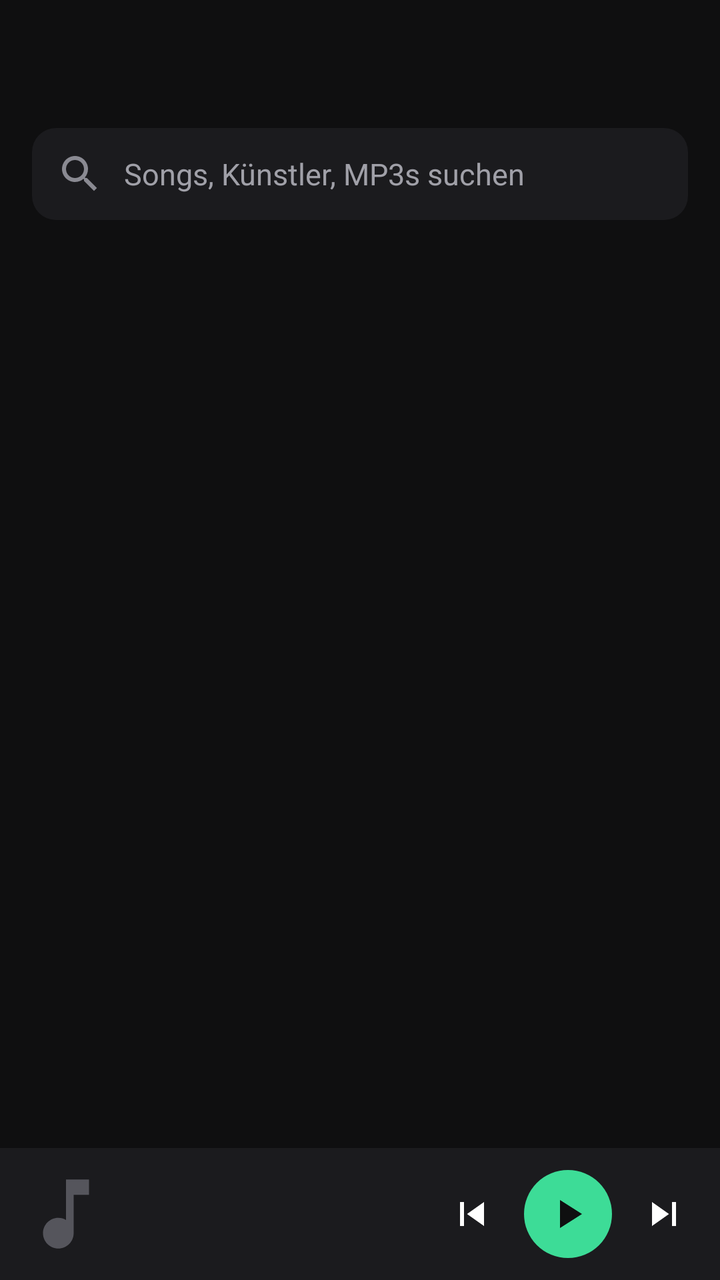
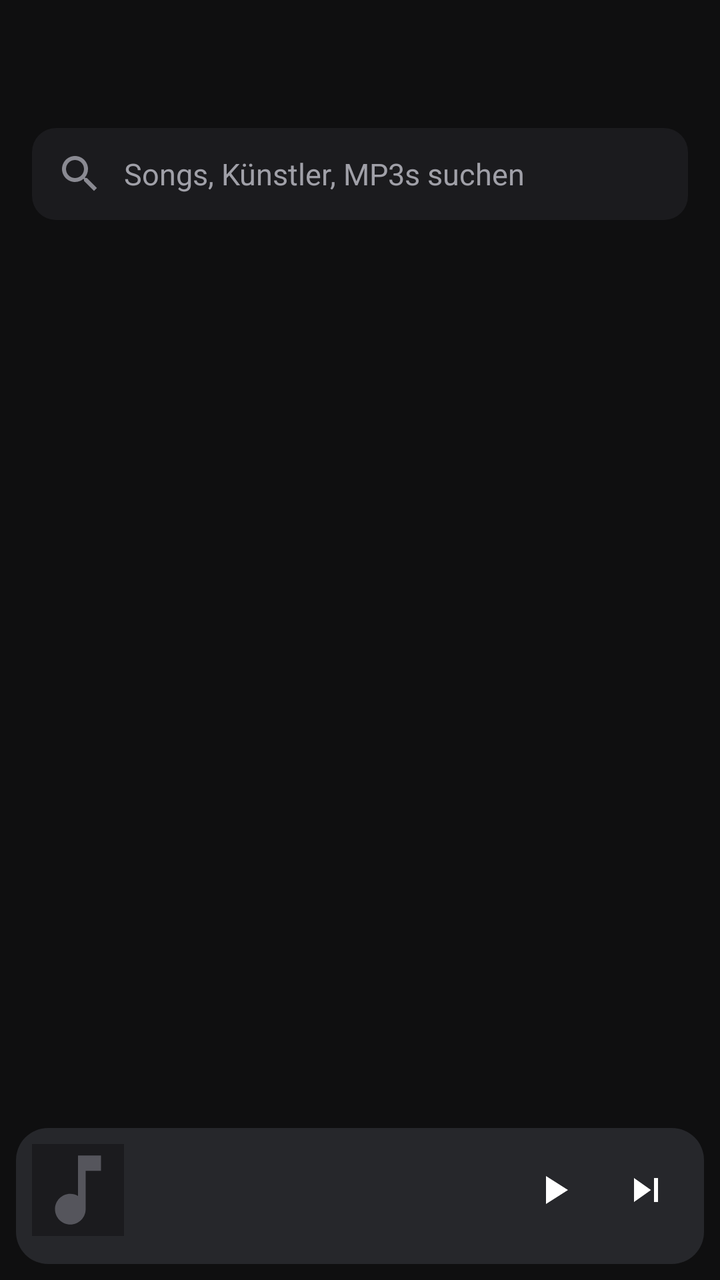

Screens rendered from an Android XML layout before and after an edit, with the pre-edit source and the edit as a unified diff.
<!-- AndroidManifest.xml: application theme AppTheme -->
<!-- res/layout/activity_main.xml -->
<?xml version="1.0" encoding="utf-8"?>
<LinearLayout xmlns:android="http://schemas.android.com/apk/res/android"
    android:layout_width="match_parent" android:layout_height="match_parent"
    android:background="@color/bg" android:fitsSystemWindows="true" android:orientation="vertical">

    
    <LinearLayout android:layout_width="match_parent" android:layout_height="64dp"
        android:gravity="center_vertical" android:orientation="horizontal"
        android:paddingStart="8dp" android:paddingEnd="16dp">
        <ImageButton android:id="@+id/back" android:layout_width="48dp" android:layout_height="48dp"
            android:background="?android:attr/selectableItemBackgroundBorderless" android:contentDescription="Zurück"
            android:src="@drawable/ic_back" android:visibility="gone" />
        <TextView android:id="@+id/header_title" android:layout_width="0dp" android:layout_height="wrap_content"
            android:layout_weight="1" android:ellipsize="end" android:paddingStart="8dp" android:singleLine="true"
            android:textColor="@color/text" android:textSize="26sp" android:textStyle="bold" />
    </LinearLayout>

    
    <EditText android:id="@+id/search" android:layout_width="match_parent" android:layout_height="46dp"
        android:layout_marginStart="16dp" android:layout_marginEnd="16dp" android:layout_marginBottom="8dp"
        android:background="@drawable/field_bg" android:drawableStart="@drawable/ic_search"
        android:drawablePadding="10dp" android:hint="Songs, Künstler, MP3s suchen"
        android:imeOptions="actionSearch" android:inputType="text" android:paddingStart="12dp"
        android:paddingEnd="12dp" android:singleLine="true" android:textColor="@color/text"
        android:textColorHint="@color/text2" android:textSize="15sp" />

    <FrameLayout android:layout_width="match_parent" android:layout_height="0dp" android:layout_weight="1">
        <ListView android:id="@+id/list" android:layout_width="match_parent" android:layout_height="match_parent"
            android:clipToPadding="false" android:divider="@null" android:dividerHeight="0dp"
            android:paddingBottom="8dp" android:scrollbars="none" />

        
        <LinearLayout android:id="@+id/now" android:layout_width="match_parent" android:layout_height="match_parent"
            android:gravity="center_horizontal" android:orientation="vertical"
            android:paddingStart="28dp" android:paddingTop="8dp" android:paddingEnd="28dp" android:paddingBottom="20dp"
            android:visibility="gone">
            <de.meineplaylists.SquareImageView android:id="@+id/np_cover" android:layout_width="match_parent"
                android:layout_height="0dp" android:layout_weight="1" android:background="@color/surface"
                android:scaleType="centerCrop" />
            <TextView android:id="@+id/np_title" android:layout_width="match_parent" android:layout_height="wrap_content"
                android:layout_marginTop="22dp" android:ellipsize="end" android:maxLines="2"
                android:textColor="@color/text" android:textSize="22sp" android:textStyle="bold" />
            <TextView android:id="@+id/np_artist" android:layout_width="match_parent" android:layout_height="wrap_content"
                android:layout_marginTop="2dp" android:ellipsize="end" android:singleLine="true"
                android:textColor="@color/text2" android:textSize="16sp" />
            <ProgressBar android:id="@+id/np_progress" style="?android:attr/progressBarStyleHorizontal"
                android:layout_width="match_parent" android:layout_height="4dp" android:layout_marginTop="20dp"
                android:max="1000" android:progressDrawable="@drawable/np_progress" />
            <LinearLayout android:layout_width="match_parent" android:layout_height="wrap_content"
                android:layout_marginTop="6dp" android:orientation="horizontal">
                <TextView android:id="@+id/np_left" android:layout_width="0dp" android:layout_height="wrap_content"
                    android:layout_weight="1" android:textColor="@color/text2" android:textSize="12sp" />
                <TextView android:id="@+id/np_right" android:layout_width="wrap_content" android:layout_height="wrap_content"
                    android:textColor="@color/text2" android:textSize="12sp" />
            </LinearLayout>
            <LinearLayout android:layout_width="wrap_content" android:layout_height="wrap_content"
                android:layout_marginTop="10dp" android:gravity="center_vertical" android:orientation="horizontal">
                <ImageButton android:id="@+id/np_prev" android:layout_width="60dp" android:layout_height="60dp"
                    android:background="?android:attr/selectableItemBackgroundBorderless" android:contentDescription="Zurück"
                    android:scaleType="fitCenter" android:padding="14dp" android:src="@drawable/ic_prev" />
                <ImageButton android:id="@+id/np_play" android:layout_width="72dp" android:layout_height="72dp"
                    android:layout_marginStart="24dp" android:layout_marginEnd="24dp" android:background="@drawable/play_circle"
                    android:contentDescription="Play/Pause" android:scaleType="fitCenter" android:padding="18dp"
                    android:src="@drawable/ic_play_dark" />
                <ImageButton android:id="@+id/np_next" android:layout_width="60dp" android:layout_height="60dp"
                    android:background="?android:attr/selectableItemBackgroundBorderless" android:contentDescription="Weiter"
                    android:scaleType="fitCenter" android:padding="14dp" android:src="@drawable/ic_next" />
            </LinearLayout>
            <LinearLayout android:layout_width="match_parent" android:layout_height="wrap_content"
                android:layout_marginTop="14dp" android:gravity="center_vertical" android:orientation="horizontal">
                <ImageView android:layout_width="20dp" android:layout_height="20dp" android:src="@drawable/ic_volume" />
                <SeekBar android:id="@+id/np_volume" android:layout_width="0dp" android:layout_height="wrap_content"
                    android:layout_weight="1" android:max="100" />
            </LinearLayout>
            <TextView android:id="@+id/np_device" android:layout_width="match_parent" android:layout_height="wrap_content"
                android:layout_marginTop="6dp" android:gravity="center" android:singleLine="true"
                android:textColor="@color/text2" android:textSize="12sp" />
        </LinearLayout>
    </FrameLayout>

    
    <LinearLayout android:id="@+id/mini" android:layout_width="match_parent" android:layout_height="66dp"
        android:background="@color/surface" android:gravity="center_vertical" android:orientation="horizontal"
        android:paddingStart="10dp" android:paddingEnd="6dp">
        <ImageView android:id="@+id/mini_cover" android:layout_width="46dp" android:layout_height="46dp"
            android:scaleType="centerCrop" android:src="@drawable/ic_note" />
        <LinearLayout android:layout_width="0dp" android:layout_height="wrap_content" android:layout_weight="1"
            android:orientation="vertical" android:paddingStart="12dp" android:paddingEnd="8dp">
            <TextView android:id="@+id/mini_title" android:layout_width="match_parent" android:layout_height="wrap_content"
                android:ellipsize="end" android:singleLine="true" android:textColor="@color/text" android:textSize="14sp" />
            <TextView android:id="@+id/mini_sub" android:layout_width="match_parent" android:layout_height="wrap_content"
                android:ellipsize="end" android:singleLine="true" android:textColor="@color/text2" android:textSize="12sp" />
        </LinearLayout>
        <ImageButton android:id="@+id/mini_prev" android:layout_width="44dp" android:layout_height="44dp"
            android:background="?android:attr/selectableItemBackgroundBorderless" android:contentDescription="Zurück"
            android:src="@drawable/ic_prev" />
        <ImageButton android:id="@+id/mini_play" android:layout_width="44dp" android:layout_height="44dp"
            android:layout_marginStart="4dp" android:layout_marginEnd="4dp" android:background="@drawable/play_circle"
            android:contentDescription="Play/Pause" android:src="@drawable/ic_play_dark" />
        <ImageButton android:id="@+id/mini_next" android:layout_width="44dp" android:layout_height="44dp"
            android:background="?android:attr/selectableItemBackgroundBorderless" android:contentDescription="Weiter"
            android:src="@drawable/ic_next" />
    </LinearLayout>
</LinearLayout>
<!-- resources referenced by this layout -->
<resources>
  <color name="bg">#0F0F10</color>
  <color name="surface">#1B1B1E</color>
  <color name="text">#FFFFFF</color>
  <color name="text2">#A0A0A8</color>
  <!-- drawable field_bg (drawable) -->
  <shape xmlns:android="http://schemas.android.com/apk/res/android">
      <solid android:color="@color/surface"/><corners android:radius="12dp"/>
  </shape>
  <!-- drawable np_progress (drawable) -->
  <layer-list xmlns:android="http://schemas.android.com/apk/res/android">
      <item android:id="@android:id/background"><shape><solid android:color="#33FFFFFF"/><corners android:radius="3dp"/></shape></item>
      <item android:id="@android:id/progress"><clip><shape><solid android:color="#E8E8EC"/><corners android:radius="3dp"/></shape></clip></item>
  </layer-list>
  <!-- drawable play_circle (drawable) -->
  <shape xmlns:android="http://schemas.android.com/apk/res/android" android:shape="oval">
      <solid android:color="@color/accent"/>
  </shape>
  <color name="accent">#3DDC97</color>
  <style name="DialogTheme" parent="android:Theme.Material.Dialog.Alert">
          <item name="android:colorAccent">@color/accent</item>
      </style>
  <!-- unchanged entries left out for length: 8 -->
</resources>

<!-- the commit's change to res/layout/activity_main.xml (unified diff, before → after) -->
@@ -1,104 +1,148 @@
 <?xml version="1.0" encoding="utf-8"?>
-<LinearLayout xmlns:android="http://schemas.android.com/apk/res/android"
-    android:layout_width="match_parent" android:layout_height="match_parent"
-    android:background="@color/bg" android:fitsSystemWindows="true" android:orientation="vertical">
+<FrameLayout xmlns:android="http://schemas.android.com/apk/res/android"
+    android:id="@+id/root" android:layout_width="match_parent" android:layout_height="match_parent"
+    android:background="@color/bg" android:fitsSystemWindows="true">
 
     
-    <LinearLayout android:layout_width="match_parent" android:layout_height="64dp"
-        android:gravity="center_vertical" android:orientation="horizontal"
-        android:paddingStart="8dp" android:paddingEnd="16dp">
-        <ImageButton android:id="@+id/back" android:layout_width="48dp" android:layout_height="48dp"
-            android:background="?android:attr/selectableItemBackgroundBorderless" android:contentDescription="Zurück"
-            android:src="@drawable/ic_back" android:visibility="gone" />
-        <TextView android:id="@+id/header_title" android:layout_width="0dp" android:layout_height="wrap_content"
-            android:layout_weight="1" android:ellipsize="end" android:paddingStart="8dp" android:singleLine="true"
-            android:textColor="@color/text" android:textSize="26sp" android:textStyle="bold" />
+    <LinearLayout android:layout_width="match_parent" android:layout_height="match_parent"
+        android:orientation="vertical">
+
+        <LinearLayout android:layout_width="match_parent" android:layout_height="64dp"
+            android:gravity="center_vertical" android:orientation="horizontal"
+            android:paddingStart="8dp" android:paddingEnd="16dp">
+            <ImageButton android:id="@+id/back" android:layout_width="48dp" android:layout_height="48dp"
+                android:background="?android:attr/selectableItemBackgroundBorderless" android:contentDescription="Zurück"
+                android:src="@drawable/ic_back" android:visibility="gone" />
+            <TextView android:id="@+id/header_title" android:layout_width="0dp" android:layout_height="wrap_content"
+                android:layout_weight="1" android:ellipsize="end" android:paddingStart="8dp" android:singleLine="true"
+                android:textColor="@color/text" android:textSize="26sp" android:textStyle="bold" />
+        </LinearLayout>
+
+        <EditText android:id="@+id/search" android:layout_width="match_parent" android:layout_height="46dp"
+            android:layout_marginStart="16dp" android:layout_marginEnd="16dp" android:layout_marginBottom="8dp"
+            android:background="@drawable/field_bg" android:drawableStart="@drawable/ic_search"
+            android:drawablePadding="10dp" android:hint="Songs, Künstler, MP3s suchen"
+            android:imeOptions="actionSearch" android:inputType="text" android:paddingStart="12dp"
+            android:paddingEnd="12dp" android:singleLine="true" android:textColor="@color/text"
+            android:textColorHint="@color/text2" android:textSize="15sp" />
+
+        <ListView android:id="@+id/list" android:layout_width="match_parent" android:layout_height="0dp"
+            android:layout_weight="1" android:clipToPadding="false" android:divider="@null"
+            android:dividerHeight="0dp" android:paddingBottom="8dp" android:scrollbars="none" />
+
+        
+        <LinearLayout android:id="@+id/mini" android:layout_width="match_parent" android:layout_height="wrap_content"
+            android:layout_marginStart="8dp" android:layout_marginEnd="8dp" android:layout_marginBottom="8dp"
+            android:background="@drawable/mini_bg" android:orientation="vertical">
+            <LinearLayout android:layout_width="match_parent" android:layout_height="62dp"
+                android:gravity="center_vertical" android:orientation="horizontal"
+                android:paddingStart="8dp" android:paddingEnd="6dp">
+                <ImageView android:id="@+id/mini_cover" android:layout_width="46dp" android:layout_height="46dp"
+                    android:background="@color/surface" android:scaleType="centerCrop" android:src="@drawable/ic_note" />
+                <LinearLayout android:layout_width="0dp" android:layout_height="wrap_content" android:layout_weight="1"
+                    android:orientation="vertical" android:paddingStart="12dp" android:paddingEnd="8dp">
+                    <TextView android:id="@+id/mini_title" android:layout_width="match_parent" android:layout_height="wrap_content"
+                        android:ellipsize="end" android:singleLine="true" android:textColor="@color/text"
+                        android:textSize="14sp" android:textStyle="bold" />
+                    <TextView android:id="@+id/mini_sub" android:layout_width="match_parent" android:layout_height="wrap_content"
+                        android:ellipsize="end" android:singleLine="true" android:textColor="@color/text2" android:textSize="12sp" />
+                </LinearLayout>
+                <ImageButton android:id="@+id/mini_play" android:layout_width="46dp" android:layout_height="46dp"
+                    android:background="?android:attr/selectableItemBackgroundBorderless" android:contentDescription="Play/Pause"
+                    android:src="@drawable/ic_play_white" />
+                <ImageButton android:id="@+id/mini_next" android:layout_width="46dp" android:layout_height="46dp"
+                    android:background="?android:attr/selectableItemBackgroundBorderless" android:contentDescription="Weiter"
+                    android:src="@drawable/ic_next" />
+            </LinearLayout>
+            <ProgressBar android:id="@+id/mini_progress" style="?android:attr/progressBarStyleHorizontal"
+                android:layout_width="match_parent" android:layout_height="2dp"
+                android:layout_marginStart="14dp" android:layout_marginEnd="14dp" android:layout_marginBottom="4dp"
+                android:max="1000" android:progressDrawable="@drawable/mini_progress" />
+        </LinearLayout>
     </LinearLayout>
 
     
-    <EditText android:id="@+id/search" android:layout_width="match_parent" android:layout_height="46dp"
-        android:layout_marginStart="16dp" android:layout_marginEnd="16dp" android:layout_marginBottom="8dp"
-        android:background="@drawable/field_bg" android:drawableStart="@drawable/ic_search"
-        android:drawablePadding="10dp" android:hint="Songs, Künstler, MP3s suchen"
-        android:imeOptions="actionSearch" android:inputType="text" android:paddingStart="12dp"
-        android:paddingEnd="12dp" android:singleLine="true" android:textColor="@color/text"
-        android:textColorHint="@color/text2" android:textSize="15sp" />
+    <FrameLayout android:id="@+id/now" android:layout_width="match_parent" android:layout_height="match_parent"
+        android:clickable="true" android:focusable="true" android:visibility="gone">
+        <View android:id="@+id/now_bg" android:layout_width="match_parent" android:layout_height="match_parent"
+            android:background="#1B1B1E" />
+        <LinearLayout android:layout_width="match_parent" android:layout_height="match_parent"
+            android:orientation="vertical" android:paddingStart="24dp" android:paddingTop="4dp"
+            android:paddingEnd="24dp" android:paddingBottom="16dp">
 
-    <FrameLayout android:layout_width="match_parent" android:layout_height="0dp" android:layout_weight="1">
-        <ListView android:id="@+id/list" android:layout_width="match_parent" android:layout_height="match_parent"
-            android:clipToPadding="false" android:divider="@null" android:dividerHeight="0dp"
-            android:paddingBottom="8dp" android:scrollbars="none" />
+            <LinearLayout android:layout_width="match_parent" android:layout_height="56dp"
+                android:gravity="center_vertical" android:orientation="horizontal">
+                <ImageButton android:id="@+id/now_close" android:layout_width="44dp" android:layout_height="44dp"
+                    android:background="?android:attr/selectableItemBackgroundBorderless" android:contentDescription="Schließen"
+                    android:src="@drawable/ic_down" />
+                <TextView android:id="@+id/now_source" android:layout_width="0dp" android:layout_height="wrap_content"
+                    android:layout_weight="1" android:gravity="center" android:singleLine="true" android:ellipsize="end"
+                    android:text="Jetzt läuft" android:textColor="#CCFFFFFF" android:textSize="13sp" />
+                <ImageButton android:id="@+id/now_queue" android:layout_width="44dp" android:layout_height="44dp"
+                    android:background="?android:attr/selectableItemBackgroundBorderless" android:contentDescription="Warteschlange"
+                    android:padding="10dp" android:scaleType="fitCenter" android:src="@drawable/ic_queue" />
+            </LinearLayout>
 
-        
-        <LinearLayout android:id="@+id/now" android:layout_width="match_parent" android:layout_height="match_parent"
-            android:gravity="center_horizontal" android:orientation="vertical"
-            android:paddingStart="28dp" android:paddingTop="8dp" android:paddingEnd="28dp" android:paddingBottom="20dp"
-            android:visibility="gone">
-            <de.meineplaylists.SquareImageView android:id="@+id/np_cover" android:layout_width="match_parent"
-                android:layout_height="0dp" android:layout_weight="1" android:background="@color/surface"
-                android:scaleType="centerCrop" />
+            <FrameLayout android:layout_width="match_parent" android:layout_height="0dp" android:layout_weight="1"
+                android:paddingTop="12dp" android:paddingBottom="12dp">
+                <de.meineplaylists.SquareImageView android:id="@+id/np_cover" android:layout_width="match_parent"
+                    android:layout_height="match_parent" android:layout_gravity="center"
+                    android:background="#2A2A2E" android:scaleType="centerCrop" />
+            </FrameLayout>
+
             <TextView android:id="@+id/np_title" android:layout_width="match_parent" android:layout_height="wrap_content"
-                android:layout_marginTop="22dp" android:ellipsize="end" android:maxLines="2"
-                android:textColor="@color/text" android:textSize="22sp" android:textStyle="bold" />
+                android:ellipsize="end" android:singleLine="true" android:textColor="#FFFFFF"
+                android:textSize="24sp" android:textStyle="bold" />
             <TextView android:id="@+id/np_artist" android:layout_width="match_parent" android:layout_height="wrap_content"
                 android:layout_marginTop="2dp" android:ellipsize="end" android:singleLine="true"
-                android:textColor="@color/text2" android:textSize="16sp" />
-            <ProgressBar android:id="@+id/np_progress" style="?android:attr/progressBarStyleHorizontal"
-                android:layout_width="match_parent" android:layout_height="4dp" android:layout_marginTop="20dp"
-                android:max="1000" android:progressDrawable="@drawable/np_progress" />
+                android:textColor="#B3FFFFFF" android:textSize="16sp" />
+
+            <SeekBar android:id="@+id/np_seek" android:layout_width="match_parent" android:layout_height="32dp"
+                android:layout_marginStart="-16dp" android:layout_marginTop="14dp" android:layout_marginEnd="-16dp"
+                android:max="1000" android:progressDrawable="@drawable/seek_track" android:thumb="@drawable/seek_thumb"
+                android:splitTrack="false" />
             <LinearLayout android:layout_width="match_parent" android:layout_height="wrap_content"
-                android:layout_marginTop="6dp" android:orientation="horizontal">
+                android:orientation="horizontal">
                 <TextView android:id="@+id/np_left" android:layout_width="0dp" android:layout_height="wrap_content"
-                    android:layout_weight="1" android:textColor="@color/text2" android:textSize="12sp" />
+                    android:layout_weight="1" android:textColor="#99FFFFFF" android:textSize="12sp" />
                 <TextView android:id="@+id/np_right" android:layout_width="wrap_content" android:layout_height="wrap_content"
-                    android:textColor="@color/text2" android:textSize="12sp" />
+                    android:textColor="#99FFFFFF" android:textSize="12sp" />
             </LinearLayout>
-            <LinearLayout android:layout_width="wrap_content" android:layout_height="wrap_content"
+
+            <LinearLayout android:layout_width="match_parent" android:layout_height="wrap_content"
                 android:layout_marginTop="10dp" android:gravity="center_vertical" android:orientation="horizontal">
-                <ImageButton android:id="@+id/np_prev" android:layout_width="60dp" android:layout_height="60dp"
-                    android:background="?android:attr/selectableItemBackgroundBorderless" android:contentDescription="Zurück"
-                    android:scaleType="fitCenter" android:padding="14dp" android:src="@drawable/ic_prev" />
-                <ImageButton android:id="@+id/np_play" android:layout_width="72dp" android:layout_height="72dp"
-                    android:layout_marginStart="24dp" android:layout_marginEnd="24dp" android:background="@drawable/play_circle"
-                    android:contentDescription="Play/Pause" android:scaleType="fitCenter" android:padding="18dp"
-                    android:src="@drawable/ic_play_dark" />
-                <ImageButton android:id="@+id/np_next" android:layout_width="60dp" android:layout_height="60dp"
-                    android:background="?android:attr/selectableItemBackgroundBorderless" android:contentDescription="Weiter"
-                    android:scaleType="fitCenter" android:padding="14dp" android:src="@drawable/ic_next" />
+                <ImageButton android:id="@+id/np_shuffle" android:layout_width="0dp" android:layout_height="48dp"
+                    android:layout_weight="1" android:background="?android:attr/selectableItemBackgroundBorderless"
+                    android:contentDescription="Zufällig" android:src="@drawable/ic_shuffle" />
+                <ImageButton android:id="@+id/np_prev" android:layout_width="0dp" android:layout_height="56dp"
+                    android:layout_weight="1" android:background="?android:attr/selectableItemBackgroundBorderless"
+                    android:contentDescription="Zurück" android:padding="12dp" android:scaleType="fitCenter"
+                    android:src="@drawable/ic_prev" />
+                <FrameLayout android:layout_width="0dp" android:layout_height="wrap_content" android:layout_weight="1.3">
+                    <ImageButton android:id="@+id/np_play" android:layout_width="72dp" android:layout_height="72dp"
+                        android:layout_gravity="center" android:background="@drawable/play_big"
+                        android:contentDescription="Play/Pause" android:padding="20dp" android:scaleType="fitCenter"
+                        android:src="@drawable/ic_play_dark" />
+                </FrameLayout>
+                <ImageButton android:id="@+id/np_next" android:layout_width="0dp" android:layout_height="56dp"
+                    android:layout_weight="1" android:background="?android:attr/selectableItemBackgroundBorderless"
+                    android:contentDescription="Weiter" android:padding="12dp" android:scaleType="fitCenter"
+                    android:src="@drawable/ic_next" />
+                <ImageButton android:id="@+id/np_repeat" android:layout_width="0dp" android:layout_height="48dp"
+                    android:layout_weight="1" android:background="?android:attr/selectableItemBackgroundBorderless"
+                    android:contentDescription="Wiederholen" android:src="@drawable/ic_repeat" />
             </LinearLayout>
+
             <LinearLayout android:layout_width="match_parent" android:layout_height="wrap_content"
                 android:layout_marginTop="14dp" android:gravity="center_vertical" android:orientation="horizontal">
                 <ImageView android:layout_width="20dp" android:layout_height="20dp" android:src="@drawable/ic_volume" />
-                <SeekBar android:id="@+id/np_volume" android:layout_width="0dp" android:layout_height="wrap_content"
-                    android:layout_weight="1" android:max="100" />
+                <SeekBar android:id="@+id/np_volume" android:layout_width="0dp" android:layout_height="32dp"
+                    android:layout_weight="1" android:max="100" android:progressDrawable="@drawable/seek_track"
+                    android:thumb="@drawable/seek_thumb" android:splitTrack="false" />
             </LinearLayout>
             <TextView android:id="@+id/np_device" android:layout_width="match_parent" android:layout_height="wrap_content"
-                android:layout_marginTop="6dp" android:gravity="center" android:singleLine="true"
-                android:textColor="@color/text2" android:textSize="12sp" />
+                android:layout_marginTop="4dp" android:gravity="center" android:singleLine="true" android:ellipsize="end"
+                android:textColor="#99FFFFFF" android:textSize="12sp" />
         </LinearLayout>
     </FrameLayout>
-
-    
-    <LinearLayout android:id="@+id/mini" android:layout_width="match_parent" android:layout_height="66dp"
-        android:background="@color/surface" android:gravity="center_vertical" android:orientation="horizontal"
-        android:paddingStart="10dp" android:paddingEnd="6dp">
-        <ImageView android:id="@+id/mini_cover" android:layout_width="46dp" android:layout_height="46dp"
-            android:scaleType="centerCrop" android:src="@drawable/ic_note" />
-        <LinearLayout android:layout_width="0dp" android:layout_height="wrap_content" android:layout_weight="1"
-            android:orientation="vertical" android:paddingStart="12dp" android:paddingEnd="8dp">
-            <TextView android:id="@+id/mini_title" android:layout_width="match_parent" android:layout_height="wrap_content"
-                android:ellipsize="end" android:singleLine="true" android:textColor="@color/text" android:textSize="14sp" />
-            <TextView android:id="@+id/mini_sub" android:layout_width="match_parent" android:layout_height="wrap_content"
-                android:ellipsize="end" android:singleLine="true" android:textColor="@color/text2" android:textSize="12sp" />
-        </LinearLayout>
-        <ImageButton android:id="@+id/mini_prev" android:layout_width="44dp" android:layout_height="44dp"
-            android:background="?android:attr/selectableItemBackgroundBorderless" android:contentDescription="Zurück"
-            android:src="@drawable/ic_prev" />
-        <ImageButton android:id="@+id/mini_play" android:layout_width="44dp" android:layout_height="44dp"
-            android:layout_marginStart="4dp" android:layout_marginEnd="4dp" android:background="@drawable/play_circle"
-            android:contentDescription="Play/Pause" android:src="@drawable/ic_play_dark" />
-        <ImageButton android:id="@+id/mini_next" android:layout_width="44dp" android:layout_height="44dp"
-            android:background="?android:attr/selectableItemBackgroundBorderless" android:contentDescription="Weiter"
-            android:src="@drawable/ic_next" />
-    </LinearLayout>
-</LinearLayout>
+</FrameLayout>
<!-- resource entries referenced after the edit -->
@@ -8,15 +8,53 @@
   <shape xmlns:android="http://schemas.android.com/apk/res/android">
       <solid android:color="@color/surface"/><corners android:radius="12dp"/>
   </shape>
-  <!-- drawable np_progress (drawable) -->
+  <!-- drawable ic_down (drawable) -->
+  <vector xmlns:android="http://schemas.android.com/apk/res/android"
+      android:width="24dp" android:height="24dp" android:viewportWidth="24" android:viewportHeight="24">
+      <path android:fillColor="#FFFFFF" android:pathData="M16.59,8.59L12,13.17 7.41,8.59 6,10l6,6 6,-6z"/>
+  </vector>
+  <!-- drawable ic_play_white (drawable) -->
+  <vector xmlns:android="http://schemas.android.com/apk/res/android"
+      android:width="24dp" android:height="24dp" android:viewportWidth="24" android:viewportHeight="24">
+      <path android:fillColor="#FFFFFF" android:pathData="M8,5v14l11,-7z"/>
+  </vector>
+  <!-- drawable ic_queue (drawable) -->
+  <vector xmlns:android="http://schemas.android.com/apk/res/android"
+      android:width="24dp" android:height="24dp" android:viewportWidth="24" android:viewportHeight="24">
+      <path android:fillColor="#FFFFFF" android:pathData="M15,6H3v2h12V6zM15,10H3v2h12v-2zM3,16h8v-2H3v2zM17,6v8.18C16.69,14.07 16.35,14 16,14c-1.66,0 -3,1.34 -3,3s1.34,3 3,3 3,-1.34 3,-3V8h3V6h-5z"/>
+  </vector>
+  <!-- drawable ic_repeat (drawable) -->
+  <vector xmlns:android="http://schemas.android.com/apk/res/android"
+      android:width="24dp" android:height="24dp" android:viewportWidth="24" android:viewportHeight="24">
+      <path android:fillColor="#FFFFFF" android:pathData="M7,7h10v3l4,-4 -4,-4v3H5v6h2V7zM17,17H7v-3l-4,4 4,4v-3h12v-6h-2v4z"/>
+  </vector>
+  <!-- drawable ic_shuffle (drawable) -->
+  <vector xmlns:android="http://schemas.android.com/apk/res/android"
+      android:width="24dp" android:height="24dp" android:viewportWidth="24" android:viewportHeight="24">
+      <path android:fillColor="#FFFFFF" android:pathData="M10.59,9.17L5.41,4 4,5.41l5.17,5.17 1.42,-1.41zM14.5,4l2.04,2.04L4,18.59 5.41,20 17.96,7.46 20,9.5V4h-5.5zM14.83,13.41l-1.41,1.41 3.13,3.13L14.5,20H20v-5.5l-2.04,2.04 -3.13,-3.13z"/>
+  </vector>
+  <!-- drawable mini_bg (drawable) -->
+  <shape xmlns:android="http://schemas.android.com/apk/res/android">
+      <solid android:color="#26272B"/><corners android:radius="16dp"/>
+  </shape>
+  <!-- drawable mini_progress (drawable) -->
   <layer-list xmlns:android="http://schemas.android.com/apk/res/android">
-      <item android:id="@android:id/background"><shape><solid android:color="#33FFFFFF"/><corners android:radius="3dp"/></shape></item>
-      <item android:id="@android:id/progress"><clip><shape><solid android:color="#E8E8EC"/><corners android:radius="3dp"/></shape></clip></item>
+      <item android:id="@android:id/background"><shape><solid android:color="#00000000"/></shape></item>
+      <item android:id="@android:id/progress"><clip><shape><solid android:color="#3DDC97"/></shape></clip></item>
   </layer-list>
-  <!-- drawable play_circle (drawable) -->
+  <!-- drawable play_big (drawable) -->
   <shape xmlns:android="http://schemas.android.com/apk/res/android" android:shape="oval">
-      <solid android:color="@color/accent"/>
+      <solid android:color="#FFFFFF"/>
   </shape>
+  <!-- drawable seek_thumb (drawable) -->
+  <shape xmlns:android="http://schemas.android.com/apk/res/android" android:shape="oval">
+      <solid android:color="#FFFFFF"/><size android:width="14dp" android:height="14dp"/>
+  </shape>
+  <!-- drawable seek_track (drawable) -->
+  <layer-list xmlns:android="http://schemas.android.com/apk/res/android">
+      <item android:id="@android:id/background" android:gravity="center_vertical" android:height="4dp"><shape><solid android:color="#40FFFFFF"/><corners android:radius="2dp"/></shape></item>
+      <item android:id="@android:id/progress" android:gravity="center_vertical" android:height="4dp"><clip><shape><solid android:color="#FFFFFF"/><corners android:radius="2dp"/></shape></clip></item>
+  </layer-list>
   <color name="accent">#3DDC97</color>
   <style name="DialogTheme" parent="android:Theme.Material.Dialog.Alert">
           <item name="android:colorAccent">@color/accent</item>
